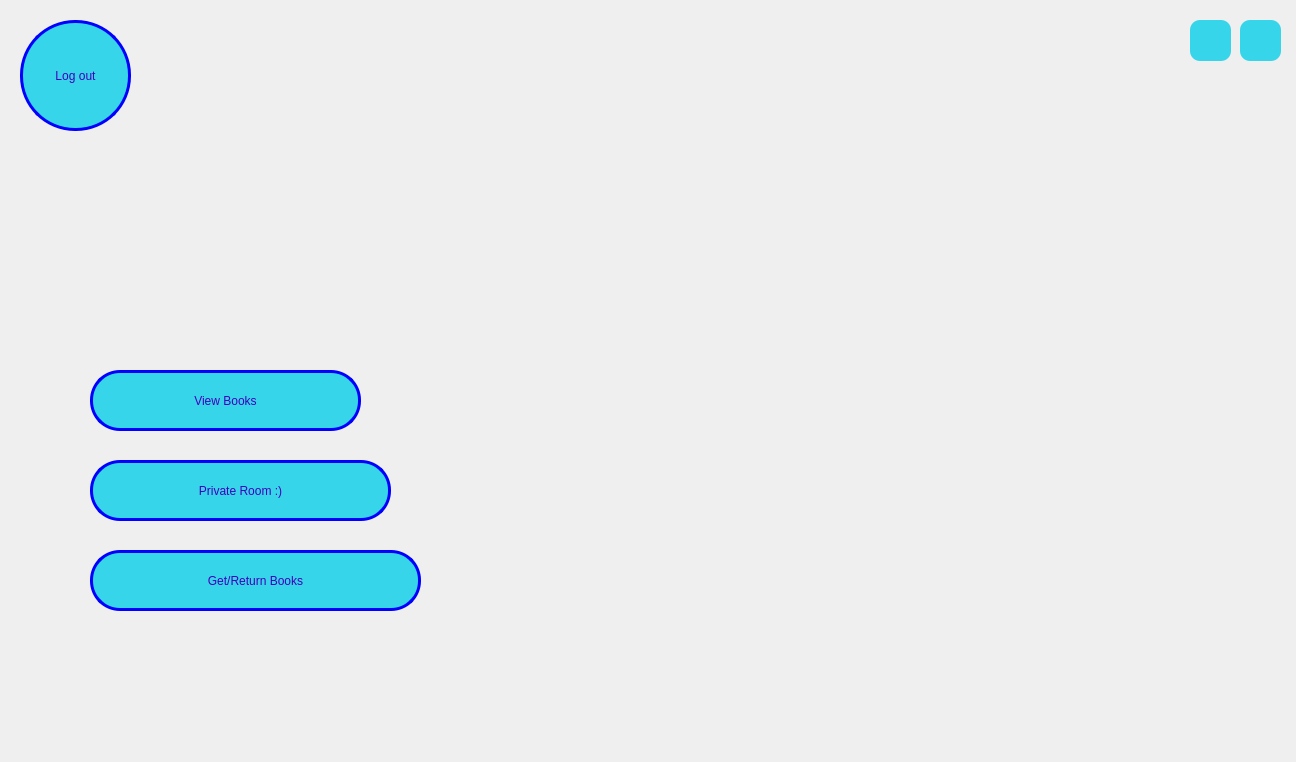
First picture: the form in boydashboard.ui, repository audrina-ebrahimi/Library, before the edit.
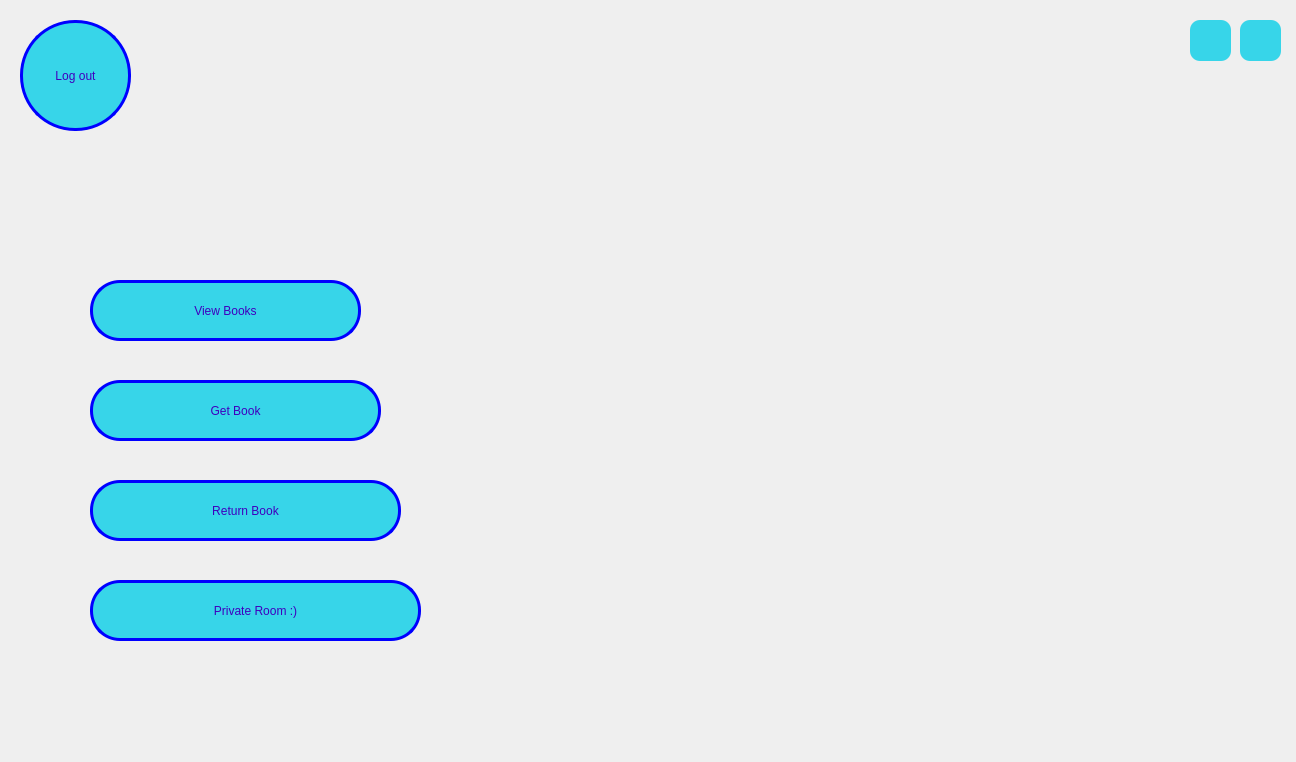
Second picture: the form after the edit. Icons and pictures are not drawn.

Commit message: Design get book forms

The edit to the form file:
```diff
--- a/boydashboard.ui
+++ b/boydashboard.ui
@@ -136,7 +136,7 @@
     <property name="geometry">
      <rect>
       <x>90</x>
-      <y>370</y>
+      <y>280</y>
       <width>271</width>
       <height>61</height>
      </rect>
@@ -155,8 +155,8 @@
     <property name="geometry">
      <rect>
       <x>90</x>
-      <y>550</y>
-      <width>331</width>
+      <y>380</y>
+      <width>291</width>
       <height>61</height>
      </rect>
     </property>
@@ -167,15 +167,15 @@
      <string notr="true">border: 3px solid rgb(0, 0, 255);</string>
     </property>
     <property name="text">
-     <string>Get/Return Books</string>
+     <string>Get Book</string>
     </property>
    </widget>
    <widget class="QPushButton" name="pushButton">
     <property name="geometry">
      <rect>
       <x>90</x>
-      <y>460</y>
-      <width>301</width>
+      <y>580</y>
+      <width>331</width>
       <height>61</height>
      </rect>
     </property>
@@ -189,6 +189,25 @@
      <string>Private Room :)</string>
     </property>
    </widget>
+   <widget class="QPushButton" name="returnButton">
+    <property name="geometry">
+     <rect>
+      <x>90</x>
+      <y>480</y>
+      <width>311</width>
+      <height>61</height>
+     </rect>
+    </property>
+    <property name="cursor">
+     <cursorShape>PointingHandCursor</cursorShape>
+    </property>
+    <property name="styleSheet">
+     <string notr="true">border: 3px solid rgb(0, 0, 255);</string>
+    </property>
+    <property name="text">
+     <string>Return Book</string>
+    </property>
+   </widget>
   </widget>
  </widget>
  <resources>
```
Left out of the diff: 2 changed lines with no effect on the pictures. The commit also changes 11 other files.
